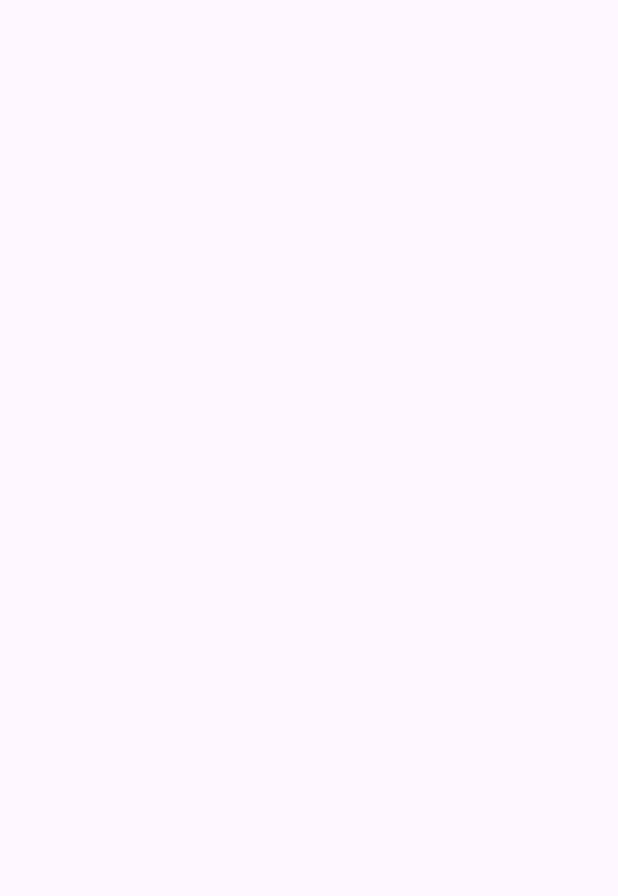
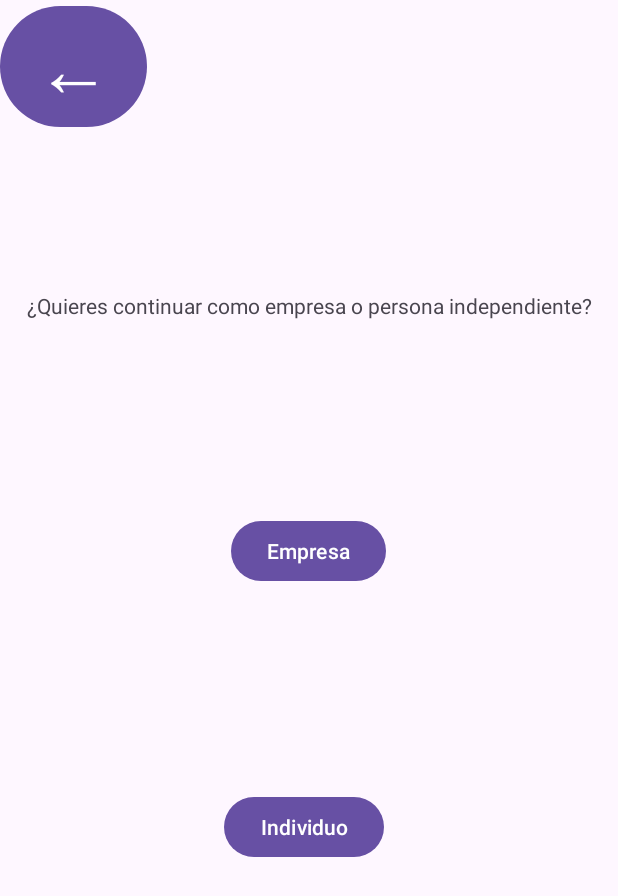
Before and after one commit to AritzaHerrero/App, an Android app: the comoRegistrarte screen opened directly, with no data from a screen before it, on a phone screen of 412 x 824 dp. Before the commit the part shown is empty. Shown: the top 896 px of the screen. Run offline under Robolectric (Android 15) with nearby library versions, the phone set to English and light mode, and no system bars; 1 statement that could not run was skipped.

Commit message:
Terminando lo de hoy

```diff
--- a/app/src/main/java/com/talde3/app/comoRegistrarte.java
+++ b/app/src/main/java/com/talde3/app/comoRegistrarte.java
@@ -2,7 +2,11 @@ package com.talde3.app;
 
 import androidx.appcompat.app.AppCompatActivity;
 
+import android.content.Intent;
 import android.os.Bundle;
+import android.view.View;
+import android.widget.Button;
+import android.widget.TextView;
 
 public class comoRegistrarte extends AppCompatActivity {
 
@@ -10,5 +14,34 @@ public class comoRegistrarte extends AppCompatActivity {
     protected void onCreate(Bundle savedInstanceState) {
         super.onCreate(savedInstanceState);
         setContentView(R.layout.activity_como_registrarte);
+
+        Button comoEmpresa = findViewById(R.id.btnComoEmpresa);
+        comoEmpresa.setOnClickListener(new View.OnClickListener() {
+            @Override
+            public void onClick(View view) {
+                Intent intent = new Intent(loginORegistro.this, primeraPantalla.class);
+                startActivity(intent);
+            }
+        });
+
+        Button comoI = findViewById(R.id.btnComoEmpresa);
+        comoEmpresa.setOnClickListener(new View.OnClickListener() {
+            @Override
+            public void onClick(View view) {
+                Intent intent = new Intent(loginORegistro.this, primeraPantalla.class);
+                startActivity(intent);
+            }
+        });
+
+        Button comoEmpresa = findViewById(R.id.btnComoEmpresa);
+        comoEmpresa.setOnClickListener(new View.OnClickListener() {
+            @Override
+            public void onClick(View view) {
+                Intent intent = new Intent(loginORegistro.this, primeraPantalla.class);
+                startActivity(intent);
+            }
+        });
+
     }
+
 }
--- a/app/src/main/res/layout/activity_como_registrarte.xml
+++ b/app/src/main/res/layout/activity_como_registrarte.xml
@@ -6,4 +6,54 @@
     android:layout_height="match_parent"
     tools:context=".comoRegistrarte">
 
+    <TextView
+        android:id="@+id/txtResgistroEmpresaOIndividuo"
+        android:layout_width="wrap_content"
+        android:layout_height="wrap_content"
+        android:text="@string/txtResgistroEmpresaOIndividuo"
+        app:layout_constraintBottom_toBottomOf="parent"
+        app:layout_constraintEnd_toEndOf="parent"
+        app:layout_constraintStart_toStartOf="parent"
+        app:layout_constraintTop_toTopOf="parent"
+        app:layout_constraintVertical_bias="0.241" />
+
+    <Button
+        android:id="@+id/btnComoEmpresa"
+        android:layout_width="wrap_content"
+        android:layout_height="wrap_content"
+        android:layout_marginTop="130dp"
+        android:text="@string/btnComoEmpresa"
+        app:layout_constraintBottom_toBottomOf="parent"
+        app:layout_constraintEnd_toEndOf="parent"
+        app:layout_constraintHorizontal_bias="0.498"
+        app:layout_constraintStart_toStartOf="parent"
+        app:layout_constraintTop_toBottomOf="@+id/txtResgistroEmpresaOIndividuo"
+        app:layout_constraintVertical_bias="0.0" />
+
+    <Button
+        android:id="@+id/btnComoIndividuo"
+        android:layout_width="wrap_content"
+        android:layout_height="wrap_content"
+        android:text="@string/btnComoIndividuo"
+        app:layout_constraintBottom_toBottomOf="parent"
+        app:layout_constraintEnd_toEndOf="parent"
+        app:layout_constraintHorizontal_bias="0.49"
+        app:layout_constraintStart_toStartOf="parent"
+        app:layout_constraintTop_toBottomOf="@+id/btnComoEmpresa"
+        app:layout_constraintVertical_bias="0.354" />
+
+    <Button
+        android:id="@+id/btnDejarComoRegistrarte"
+        android:layout_width="wrap_content"
+        android:layout_height="wrap_content"
+        android:text="@string/btnDejarComoRegistrarte"
+        android:textAlignment="center"
+        android:textSize="50sp"
+        app:layout_constraintBottom_toBottomOf="parent"
+        app:layout_constraintEnd_toEndOf="parent"
+        app:layout_constraintHorizontal_bias="0.0"
+        app:layout_constraintStart_toStartOf="parent"
+        app:layout_constraintTop_toTopOf="parent"
+        app:layout_constraintVertical_bias="0.0" />
+
 </androidx.constraintlayout.widget.ConstraintLayout>
--- a/app/src/main/res/values/strings.xml
+++ b/app/src/main/res/values/strings.xml
@@ -7,4 +7,8 @@
     <string name="txtContraseñaLogin">Contraseña </string>
     <string name="txtRegistrarseLogin"> <u> ¿No tienes una cuenta? Registrate aquí </u></string>
     <string name="btnIniciarSesionLogin">Iniciar sesion</string>
+    <string name="txtResgistroEmpresaOIndividuo">¿Quieres continuar como empresa o persona independiente? </string>
+    <string name="btnComoEmpresa">Empresa</string>
+    <string name="btnComoIndividuo">Individuo</string>
+    <string name="btnDejarComoRegistrarte">←</string>
 </resources>
```
